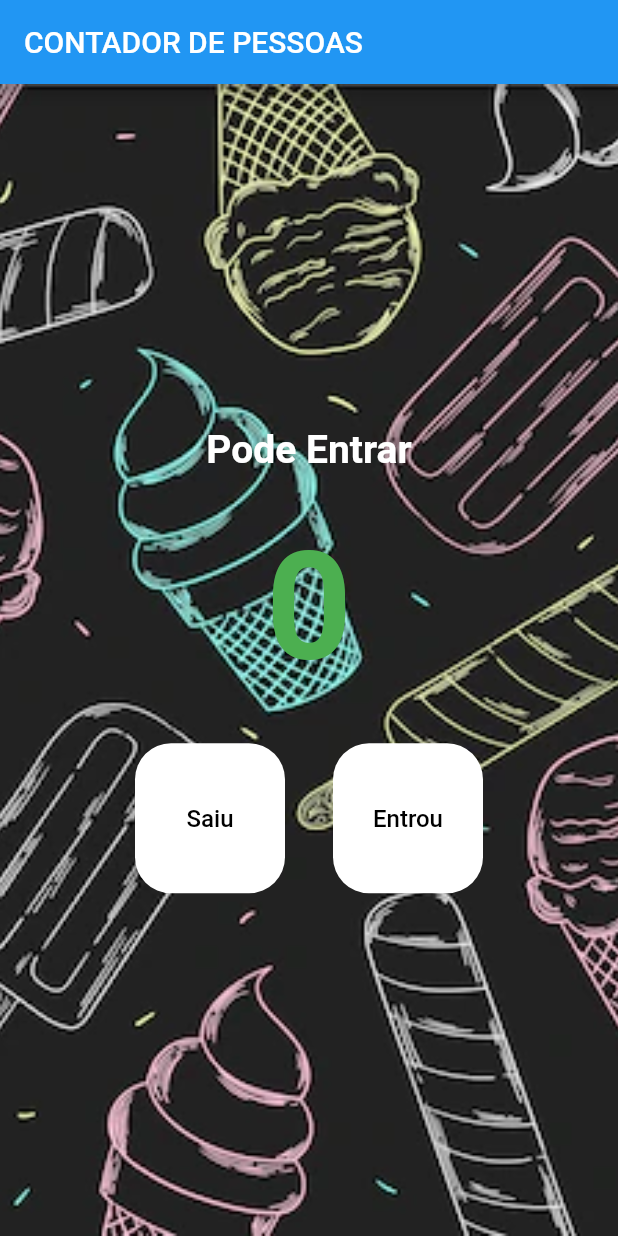
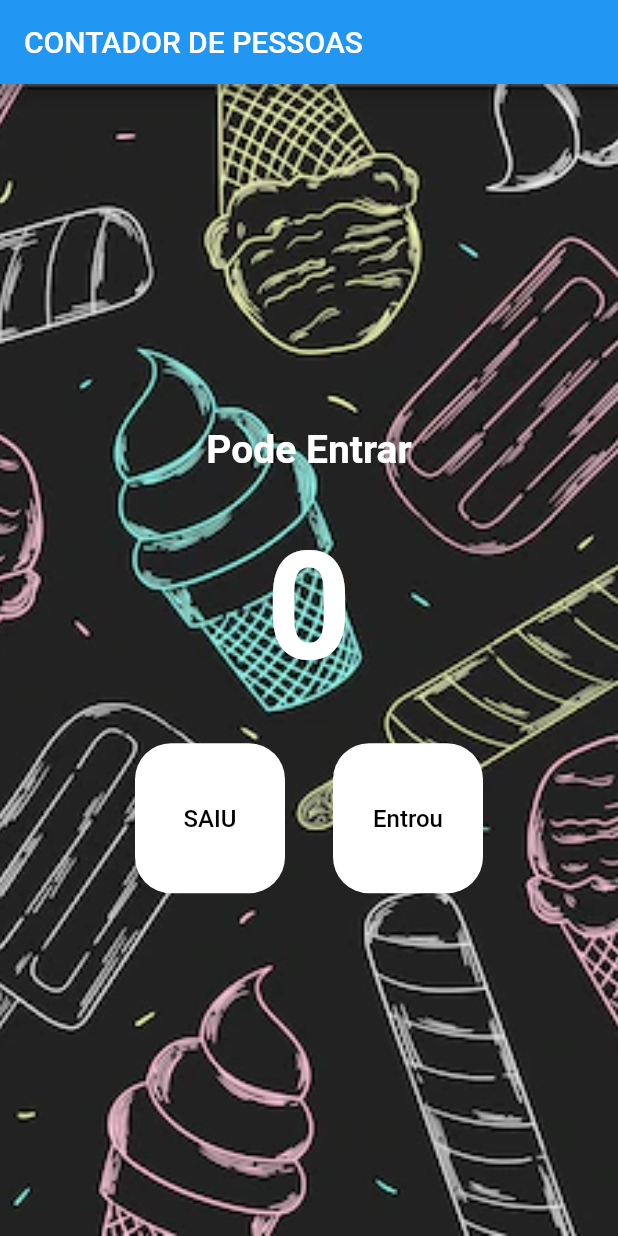
Before and after one commit to netim-carvalho/curso-flutter-contador-pessoas, a Flutter app: the screen it shows after launch, on a phone screen of 412 x 824 dp. Run offline on Flutter 3.47's test engine with Material 2 defaults, Android fonts, the phone set to English and light mode, and no system bars.

Commit message:
TEXTO DO BOTAO SAIR MODIFICADO PARA CAIXA ALTA

```diff
--- a/lib/main.dart
+++ b/lib/main.dart
@@ -20,7 +20,6 @@ class MyApp extends StatelessWidget {
 
 class HomePage extends StatefulWidget {
   const HomePage({Key? key}) : super(key: key);
-
   @override
   State<HomePage> createState() => _HomePageState();
 }
@@ -77,7 +76,7 @@ class _HomePageState extends State<HomePage> {
                 "$count",
                 style:  TextStyle(
                   fontSize: 100,
-                  color: isFull ? Colors.red : Colors.green,
+                  color: isFull ? Colors.red : Colors.white,
                   fontWeight: FontWeight.w700,
                 ),
               ),
@@ -96,7 +95,7 @@ class _HomePageState extends State<HomePage> {
                   ),
                   onPressed: isEmpty ? null : decremente,
                   child: const Text(
-                    "Saiu",
+                    "SAIU",
                     style: TextStyle(
                       color: Colors.black,
                       fontSize: 16,
```
